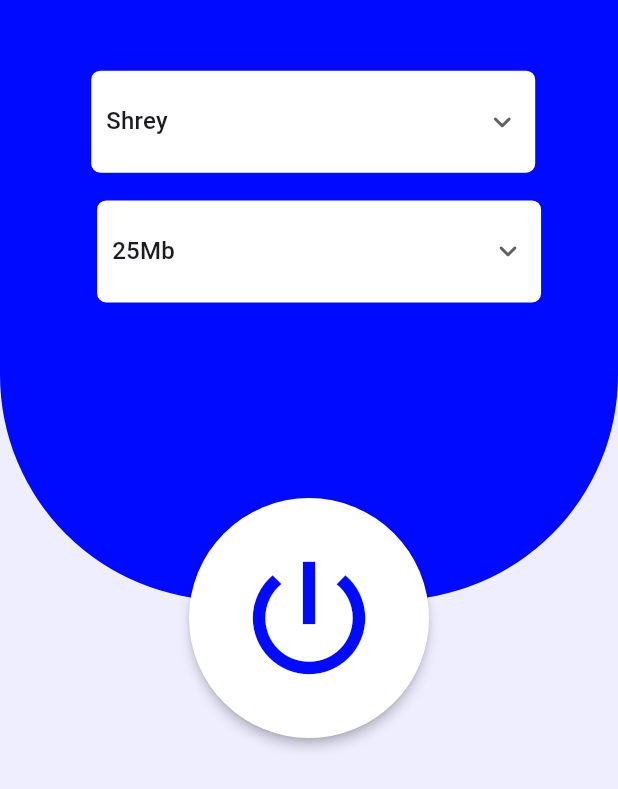
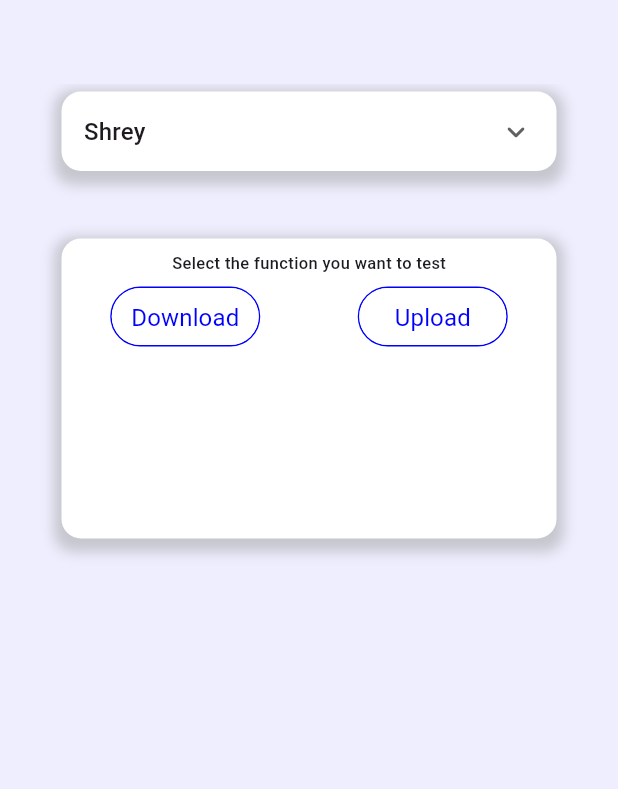
Before and after one commit to harywadhwa/speed_test_app, a Flutter app: the screen it shows after launch, on a phone screen of 412 x 824 dp. Shown: the top 789 px of the screen. Run offline on Flutter 3.47's test engine with Material 3 defaults, Android fonts, the phone set to English and light mode, and no system bars.

Commit message:
Some more functionality

```diff
--- a/client/lib/controllers/download_func.dart
+++ b/client/lib/controllers/download_func.dart
@@ -2,7 +2,7 @@ import 'package:http/http.dart' as http;
 import '../main.dart';
 
 Future<double> downloadTest() async {
-  const double expectedLength = 100000000; // 100 MB in bits
+  const double expectedLength = 1000000; // 100 MB in bits
   final url = Uri.parse('$serverUrl/download');
   final DateTime startTime = DateTime.now();
   final response = await http.get(url);
--- a/client/lib/controllers/upload_func.dart
+++ b/client/lib/controllers/upload_func.dart
@@ -3,8 +3,16 @@ import 'package:http/http.dart' as http;
 import '../main.dart';
 import 'package:path_provider/path_provider.dart';
 
+Future<File> getFile() async {
+  Directory appDocDir = await getApplicationDocumentsDirectory();
+  File file = File('${appDocDir.path}/testfile.txt');
+  await file.writeAsString('0' * 1000000); // Write a 100 MB file
+  return file;
+}
+
+
 Future<double> uploadTest() async {
-  const double expectedLength = 100000000; // 1 MB in bits
+  const double expectedLength = 1000000; // 1 MB in bits
   final url = Uri.parse('$serverUrl/upload');
   final DateTime startTime = DateTime.now();
 
@@ -34,10 +42,3 @@ Future<double> uploadTest() async {
 
   return uploadSpeed;
 }
-
-Future<File> getFile() async {
-  Directory appDocDir = await getApplicationDocumentsDirectory();
-  File file = File('${appDocDir.path}/testfile.txt');
-  await file.writeAsString('0' * 100000000); // Write a 100 MB file
-  return file;
-}
--- a/client/lib/main.dart
+++ b/client/lib/main.dart
@@ -1,8 +1,9 @@
+import 'package:client/widgets/function_form.dart';
 import 'package:flutter/material.dart';
 import 'controllers/download_func.dart';
 import 'controllers/upload_func.dart';
 
-const String HOST = '172.21.32.1';
+const String HOST = '192.168.1.7';
 const int PORT = 1234;
 const String serverUrl = 'http://$HOST:$PORT';
 
@@ -86,114 +87,52 @@ class _SpeedTestPageState extends State<SpeedTestPage> {
   @override
   Widget build(BuildContext context) {
     return Scaffold(
-      backgroundColor: Color(0xFFEEEEFF),
-      appBar: PreferredSize(
-        preferredSize: Size.fromHeight(0),
-        child: AppBar(
-          backgroundColor: Color(0xFF000AFF),
-          automaticallyImplyLeading: false,
-          actions: [],
-          centerTitle: true,
-          elevation: 0,
+      backgroundColor: const Color.fromRGBO(238, 238, 255, 1),
+      appBar: AppBar(
+        elevation: 0.0,
+        backgroundColor: const Color.fromRGBO(238, 238, 255, 1),
       ),
-      ),
-      body: SafeArea(
-        top: true,
-        child: Stack(
+      body: Center(
+        child: Column(
           children: [
             Container(
-              width: 434,
-              height: 400,
-              decoration: const BoxDecoration(
-                color: Color(0xFF000AFF),
-                borderRadius: BorderRadius.only(
-                  bottomLeft: Radius.circular(150),
-                  bottomRight: Radius.circular(150),
-                  topLeft: Radius.circular(0),
-                  topRight: Radius.circular(0),
+              width: 330,
+              height: 53,
+              margin: const EdgeInsetsDirectional.fromSTEB(10, 5, 10, 5),
+              decoration: BoxDecoration(
+                color: const Color.fromRGBO(255, 255, 255, 1),
+                borderRadius: BorderRadius.circular(13),
+                boxShadow: [
+                  BoxShadow(
+                    color: Colors.grey.withOpacity(0.5), // Shadow color
+                    spreadRadius: 5.0, // Adjusts how far the shadow spreads
+                    blurRadius: 7.0, // Adjusts the blur amount of the shadow
+                    offset: const Offset(0.0, 4.0), // Adjusts the shadow's offset
                   ),
-                shape: BoxShape.rectangle,
+                ],
               ),
-            ),
-            Center(
-              child: MaterialButton(
-                onPressed: () {
-                  print('Button pressed ...');
-                },
-                color: Colors.white,
-                elevation: 3,
-                shape: CircleBorder(),
-                padding: EdgeInsets.all(30),
-                child: Icon(
-                  Icons.power_settings_new,
-                  color: Color(0xFF000AFF),
-                  size: 100,
-                ),
-              ),
-            ),
-            Align(
-              alignment: AlignmentDirectional(0.05, -0.88),
-              child: Container(
-                padding: EdgeInsets.all(10),
-                width: 300,
-                decoration: BoxDecoration(
-                  color: Colors.white,
-                  borderRadius: BorderRadius.circular(8),
-                  border: Border.all(
-                    color: Color(0xFF000AFF),
-                    width: 2,
-                  ),
-                ),
-                child: DropdownButtonHideUnderline(
               child: DropdownButton<String>(
+                padding: const EdgeInsets.all(15),
                 value: servers[0].value,
-                    onChanged: (String? newValue) {},
+                onChanged: (value) {},
                 items: servers,
                 icon: const Icon(
                   Icons.keyboard_arrow_down_rounded,
                   size: 24,
                 ),
+                underline: Container(),
+                isExpanded: true,
               ),
             ),
-              ),
-            ),
-            Align(
-              alignment: AlignmentDirectional(0.12, -0.65),
-              child: Container(
-                padding: EdgeInsets.all(10),
-                width: 300,
-                decoration: BoxDecoration(
-                  color: Colors.white,
-                  borderRadius: BorderRadius.circular(8),
-                  border: Border.all(
-                    color: Color(0xFF000AFF),
-                    width: 2,
-                  ),
-                ),
-                child: DropdownButtonHideUnderline(
-                  child: DropdownButton<String>(
-                    value: dataSizes[0].value.toString(),
-                    onChanged: (String? newValue) {},
-                    items: dataSizes.map((item) {
-                      return DropdownMenuItem(
-                        child: Text(item.value.toString() + 'Mb'),
-                        value: item.value.toString(),
-                      );
-                    }).toList(),
-                    icon: const Icon(
-                      Icons.keyboard_arrow_down_rounded,
-                      size: 24,
-                    ),
-                  ),
-                ),
-              ),
-            ),
+            const SizedBox(height: 40),
+            const FunctionForm(),
           ],
         ),
       ),
     );
   }
 }
+
   // @override
   // Widget build(BuildContext context) {
   //   return Scaffold(
@@ -227,3 +166,17 @@ class _SpeedTestPageState extends State<SpeedTestPage> {
   //     ),
   //   );
   // }
+// MaterialButton(
+//                 onPressed: () {
+//                   print('Button pressed ...');
+//                 },
+//                 color: Colors.white,
+//                 elevation: 3,
+//                 shape: CircleBorder(),
+//                 padding: EdgeInsets.all(30),
+//                 child: Icon(
+//                   Icons.power_settings_new,
+//                   color: Color(0xFF000AFF),
+//                   size: 100,
+//                 ),
+//               ),
--- /dev/null
+++ b/client/lib/model/data_type.dart
@@ -0,0 +1,6 @@
+class DataType {
+  int value;
+  bool isSelected;
+
+  DataType(this.value, this.isSelected);
+}
--- /dev/null
+++ b/client/lib/widgets/function_form.dart
@@ -0,0 +1,116 @@
+import 'package:flutter/material.dart';
+import '../model/data_type.dart';
+
+class FunctionForm extends StatefulWidget {
+  const FunctionForm({super.key});
+
+  @override
+  State<FunctionForm> createState() => _FunctionFormState();
+}
+
+class _FunctionFormState extends State<FunctionForm> {
+  List<bool> isSelected = [false, false];
+  List<DataType> dataTypes = [
+    DataType(10, false),
+    DataType(15, false),
+    DataType(20, false),
+    DataType(25, false),
+  ];
+
+  @override
+  Widget build(BuildContext context) {
+    return Container(
+      width: 330,
+      height: 200,
+      decoration: BoxDecoration(
+        color: const Color.fromRGBO(255, 255, 255, 1),
+        borderRadius: BorderRadius.circular(13),
+        boxShadow: [
+          BoxShadow(
+            color: Colors.grey.withOpacity(0.5), // Shadow color
+            spreadRadius: 5.0, // Adjusts how far the shadow spreads
+            blurRadius: 7.0, // Adjusts the blur amount of the shadow
+            offset: const Offset(0.0, 4.0), // Adjusts the shadow's offset
+          ),
+        ],
+      ),
+      child: Column(
+        children: [
+          const Padding(
+            padding: EdgeInsets.all(8.0),
+            child: Text(
+              'Select the function you want to test',
+              style: TextStyle(
+                fontSize: 11,
+                fontWeight: FontWeight.w500,
+              ),
+            ),
+          ),
+          Row(
+            mainAxisAlignment: MainAxisAlignment.spaceAround,
+            children: [
+              Container(
+                width: 100,
+                height: 40,
+                decoration: BoxDecoration(
+                  borderRadius: BorderRadius.circular(100),
+                  border: Border.all(
+                    color: const Color.fromRGBO(0, 0, 255, 1),
+                    width: 1,
+                  ),
+                ),
+                child: TextButton(
+                  onPressed: () => setState(() => isSelected = [true, false]),
+                  style: TextButton.styleFrom(
+                    backgroundColor: isSelected[0]
+                        ? const Color.fromRGBO(0, 10, 255, 1)
+                        : const Color.fromRGBO(255, 255, 255, 1),
+                  ),
+                  child: Text(
+                    'Download',
+                    style: TextStyle(
+                      color: isSelected[0]
+                          ? const Color.fromRGBO(255, 255, 255, 1)
+                          : const Color.fromRGBO(0, 0, 255, 1),
+                      fontWeight: FontWeight.w400,
+                      fontSize: 16,
+                    ),
+                  ),
+                ),
+              ),
+              Container(
+                width: 100,
+                height: 40,
+                decoration: BoxDecoration(
+                  borderRadius: BorderRadius.circular(100),
+                  border: Border.all(
+                    color: const Color.fromRGBO(0, 0, 255, 1),
+                    width: 1,
+                  ),
+                ),
+                child: TextButton(
+                  onPressed: () => setState(() => isSelected = [false, true]),
+                  style: TextButton.styleFrom(
+                    backgroundColor: isSelected[1]
+                        ? const Color.fromRGBO(0, 10, 255, 1)
+                        : const Color.fromRGBO(255, 255, 255, 1),
+                  ),
+                  child: Text(
+                    'Upload',
+                    style: TextStyle(
+                      color: isSelected[1]
+                          ? const Color.fromRGBO(255, 255, 255, 1)
+                          : const Color.fromRGBO(0, 0, 255, 1),
+                      fontWeight: FontWeight.w400,
+                      fontSize: 16,
+                    ),
+                  ),
+                ),
+              ),
+            ],
+          )
+        ],
+      ),
+    );
+  }
+}
```
Lines whose indentation alone changed are shown as unchanged.
